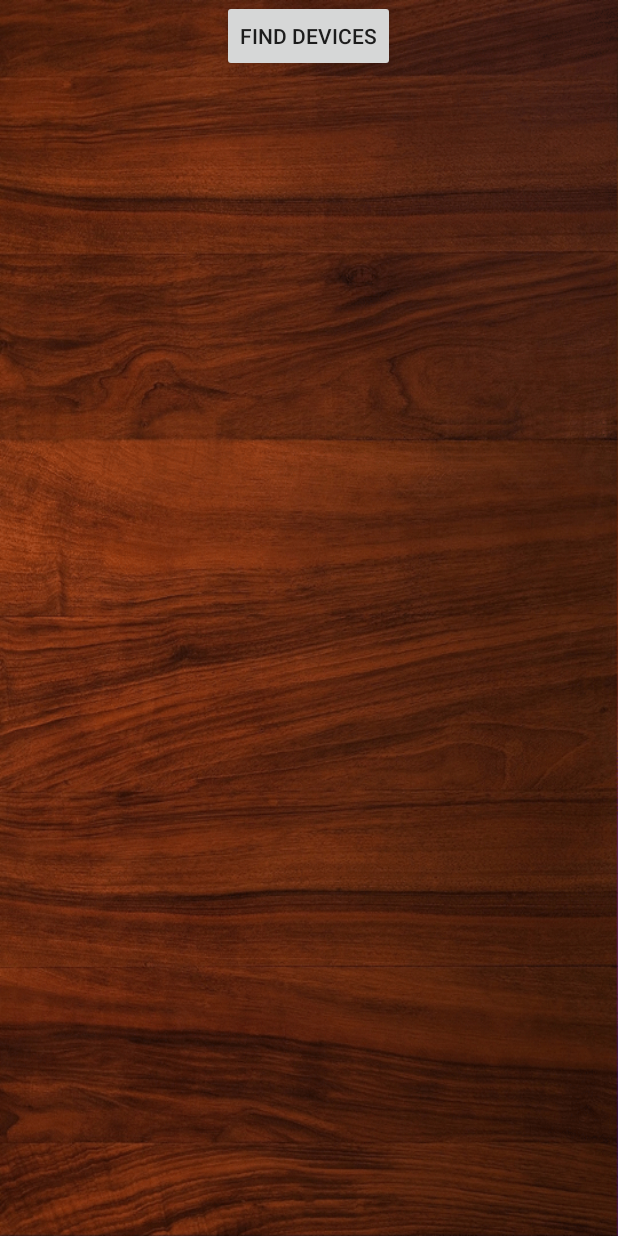
After one commit to ChHofer/menschargeredichnicht, an Android app: the Connect screen opened directly, with no data from a screen before it, on a phone screen of 412 x 824 dp. The commit adds this screen. Run offline under Robolectric (Android 15) with nearby library versions, the phone set to English and light mode, and no system bars; 4 statements that could not run were skipped.

Commit message:
1) Activity "Connect" erstellt, zum testen der Netzwerkfunktion 2) Zeigt an, ob im Netzwerk Peers bestehen 3) Wenn ja, loggt Liste mit verfügbaren Geräten

```diff
--- a/app/build.gradle
+++ b/app/build.gradle
@@ -20,7 +20,7 @@ android {
 }
 
 dependencies {
-    compile fileTree(dir: 'libs', include: ['*.jar'])
+    compile fileTree(include: ['*.jar'], dir: 'libs')
     testCompile 'junit:junit:4.12'
     compile 'com.android.support:appcompat-v7:23.2.1'
     compile 'com.android.support:design:23.2.1'
--- /dev/null
+++ b/app/src/main/java/at/se2/gruppe3/menschrgeredichnicht/Connect.java
@@ -0,0 +1,188 @@
+package at.se2.gruppe3.menschrgeredichnicht;
+
+import android.app.Activity;
+import android.content.BroadcastReceiver;
+import android.content.Context;
+import android.content.Intent;
+import android.content.IntentFilter;
+import android.net.Uri;
+import android.net.wifi.p2p.WifiP2pConfig;
+import android.net.wifi.p2p.WifiP2pDevice;
+import android.net.wifi.p2p.WifiP2pDeviceList;
+import android.net.wifi.p2p.WifiP2pManager;
+import android.os.Bundle;
+import android.support.design.widget.FloatingActionButton;
+import android.support.design.widget.Snackbar;
+import android.support.v7.app.AppCompatActivity;
+import android.support.v7.widget.Toolbar;
+import android.text.InputType;
+import android.util.Log;
+import android.view.View;
+import android.widget.Button;
+import android.widget.EditText;
+import android.widget.TextView;
+import android.widget.Toast;
+
+import com.google.android.gms.appindexing.Action;
+import com.google.android.gms.appindexing.AppIndex;
+import com.google.android.gms.common.api.GoogleApiClient;
+
+import java.util.List;
+
+public class Connect extends Activity implements View.OnClickListener {
+
+    Button btnFind;
+    TextView textOut;
+
+
+    WifiP2pManager mManager;
+    WifiP2pManager.Channel mChannel;
+    BroadcastReceiver mReceiver;
+
+    IntentFilter mIntentFilter;
+
+    private List peers;
+
+    WifiP2pDevice device;
+    WifiP2pConfig config;
+    WifiP2pDeviceList peerList;
+    /**
+     * ATTENTION: This was auto-generated to implement the App Indexing API.
+     * See https://g.co/AppIndexing/AndroidStudio for more information.
+     */
+    private GoogleApiClient client;
+
+
+    @Override
+    protected void onCreate(Bundle savedInstanceState) {
+        super.onCreate(savedInstanceState);
+        setContentView(R.layout.connect);
+        initialize();
+
+        mManager = (WifiP2pManager) getSystemService(Context.WIFI_P2P_SERVICE);
+        mChannel = mManager.initialize(this, getMainLooper(), null);
+        mReceiver = new WiFiDirectBroadcastReceiver(mManager, mChannel, this);
+
+
+        mIntentFilter = new IntentFilter();
+        mIntentFilter.addAction(WifiP2pManager.WIFI_P2P_STATE_CHANGED_ACTION);
+        mIntentFilter.addAction(WifiP2pManager.WIFI_P2P_PEERS_CHANGED_ACTION);
+        mIntentFilter.addAction(WifiP2pManager.WIFI_P2P_CONNECTION_CHANGED_ACTION);
+        mIntentFilter.addAction(WifiP2pManager.WIFI_P2P_THIS_DEVICE_CHANGED_ACTION);
+
+
+        // ATTENTION: This was auto-generated to implement the App Indexing API.
+        // See https://g.co/AppIndexing/AndroidStudio for more information.
+        client = new GoogleApiClient.Builder(this).addApi(AppIndex.API).build();
+    }
+
+    @Override
+    protected void onStart() {
+        super.onStart();
+        // ATTENTION: This was auto-generated to implement the App Indexing API.
+        // See https://g.co/AppIndexing/AndroidStudio for more information.
+        client.connect();
+        // ATTENTION: This was auto-generated to implement the App Indexing API.
+        // See https://g.co/AppIndexing/AndroidStudio for more information.
+        Action viewAction = Action.newAction(
+                Action.TYPE_VIEW, // TODO: choose an action type.
+                "Connect Page", // TODO: Define a title for the content shown.
+                // TODO: If you have web page content that matches this app activity's content,
+                // make sure this auto-generated web page URL is correct.
+                // Otherwise, set the URL to null.
+                Uri.parse("http://host/path"),
+                // TODO: Make sure this auto-generated app URL is correct.
+                Uri.parse("android-app://at.se2.gruppe3.menschrgeredichnicht/http/host/path")
+        );
+        AppIndex.AppIndexApi.start(client, viewAction);
+    }
+
+    @Override
+    protected void onResume() {
+        super.onResume();
+        registerReceiver(mReceiver, mIntentFilter);
+
+    }
+
+    @Override
+    protected void onPause() {
+        super.onPause();
+        unregisterReceiver(mReceiver);
+    }
+
+    public void initialize() {
+        btnFind = (Button) findViewById(R.id.btn_find);
+        btnFind.setOnClickListener(this);
+        textOut = (TextView) findViewById(R.id.textView2);
+    }
+
+
+    @Override
+    public void onClick(View view) {
+
+
+        switch (view.getId()) {
+            case R.id.btn_find:
+
+                testConnection();
+
+                break;
+
+
+        }
+    }
+
+    public void testConnection() {
+
+        mManager.discoverPeers(mChannel, new WifiP2pManager.ActionListener() {
+            @Override
+            public void onSuccess() {
+
+                Toast.makeText(getApplicationContext(), "Discovered Peers", Toast.LENGTH_SHORT).show();
+                Log.d("WiFiDBC","Discovered Peers");
+
+            }
+
+            @Override
+            public void onFailure(int reasonCode) {
+
+                Toast.makeText(getApplicationContext(), "No discovered Peers", Toast.LENGTH_SHORT).show();
+
+                Log.d("WiFiDBC","No Peers");
+            }
+
+
+        });
+
+
+    }
+
+
+
+
+
+    @Override
+    public void onStop() {
+        super.onStop();
+
+        // ATTENTION: This was auto-generated to implement the App Indexing API.
+        // See https://g.co/AppIndexing/AndroidStudio for more information.
+        Action viewAction = Action.newAction(
+                Action.TYPE_VIEW, // TODO: choose an action type.
+                "Connect Page", // TODO: Define a title for the content shown.
+                // TODO: If you have web page content that matches this app activity's content,
+                // make sure this auto-generated web page URL is correct.
+                // Otherwise, set the URL to null.
+                Uri.parse("http://host/path"),
+                // TODO: Make sure this auto-generated app URL is correct.
+                Uri.parse("android-app://at.se2.gruppe3.menschrgeredichnicht/http/host/path")
+        );
+        AppIndex.AppIndexApi.end(client, viewAction);
+        client.disconnect();
+    }
+
+
+
+
+
+}
--- /dev/null
+++ b/app/src/main/java/at/se2/gruppe3/menschrgeredichnicht/WiFiDirectBroadcastReceiver.java
@@ -0,0 +1,83 @@
+package at.se2.gruppe3.menschrgeredichnicht;
+
+/**
+ * Created by Oliver on 09.05.2016.
+ */
+
+import android.content.BroadcastReceiver;
+import android.content.Context;
+import android.content.Intent;
+import android.net.wifi.p2p.WifiP2pDeviceList;
+import android.net.wifi.p2p.WifiP2pManager;
+import android.util.Log;
+
+import java.util.List;
+
+/**
+ * A BroadcastReceiver that notifies of important Wi-Fi p2p events.
+ */
+public class WiFiDirectBroadcastReceiver extends BroadcastReceiver {
+
+    private static final String TAG = "WiFiDBC";
+
+    private WifiP2pManager mManager;
+    private WifiP2pManager.Channel mChannel;
+    private Connect mActivity;
+    WifiP2pManager.PeerListListener myPeerListListener;
+
+
+    public WiFiDirectBroadcastReceiver(WifiP2pManager manager, WifiP2pManager.Channel channel,
+                                       Connect activity) {
+        super();
+        this.mManager = manager;
+        this.mChannel = channel;
+        this.mActivity = activity;
+
+        Log.d(TAG,"TEST SUCCEED");
+
+    }
+
+    @Override
+    public void onReceive(Context context, Intent intent) {
+        String action = intent.getAction();
+
+        if (WifiP2pManager.WIFI_P2P_STATE_CHANGED_ACTION.equals(action)) {
+            int state = intent.getIntExtra(WifiP2pManager.EXTRA_WIFI_STATE, -1);
+            if (state == WifiP2pManager.WIFI_P2P_STATE_ENABLED) {
+                // Wifi P2P is enabled
+                Log.d(TAG,"Wifi P2P is enabled");
+
+            } else {
+                // Wi-Fi P2P is not enabled
+                Log.d(TAG,"Wifi P2P is not enabled");
+            }
+        }
+
+         else if (WifiP2pManager.WIFI_P2P_PEERS_CHANGED_ACTION.equals(action)) {
+            if (mManager != null) {
+                mManager.requestPeers(mChannel, new WifiP2pManager.PeerListListener() {
+                    @Override
+                    public void onPeersAvailable(WifiP2pDeviceList peers) {
+                        Log.d(TAG,String.format("PeerListListener: %d peers available, updating device list", peers.getDeviceList().size()));
+
+                        // DO WHATEVER YOU WANT HERE
+                        // YOU CAN GET ACCESS TO ALL THE DEVICES YOU FOUND FROM peers OBJECT
+
+                    }
+                });
+            }
+
+        } else if (WifiP2pManager.WIFI_P2P_CONNECTION_CHANGED_ACTION.equals(action)) {
+            // Respond to new connection or disconnections
+        } else if (WifiP2pManager.WIFI_P2P_THIS_DEVICE_CHANGED_ACTION.equals(action)) {
+            // Respond to this device's wifi state changing
+        }
+
+    }
+
+
+
+
+
+
+}
--- /dev/null
+++ b/app/src/main/res/layout/connect.xml
@@ -0,0 +1,24 @@
+<?xml version="1.0" encoding="utf-8"?>
+<LinearLayout xmlns:android="http://schemas.android.com/apk/res/android"
+    android:layout_width="match_parent"
+    android:layout_height="match_parent"
+    android:background="@drawable/table"
+    android:orientation="vertical">
+
+
+    <Button
+        android:layout_width="wrap_content"
+        android:layout_height="wrap_content"
+        android:text="Find devices"
+        android:id="@+id/btn_find"
+        android:layout_gravity="center_horizontal" />
+
+    <TextView
+        android:layout_width="120dp"
+        android:layout_height="wrap_content"
+        android:textAppearance="?android:attr/textAppearanceMedium"
+        android:text=""
+        android:id="@+id/textView2"
+        android:layout_gravity="center_horizontal"
+        android:textColor="#ffffff" />
+</LinearLayout>
--- a/app/src/main/res/values/strings.xml
+++ b/app/src/main/res/values/strings.xml
@@ -1,4 +1,5 @@
 <resources>
     <string name="app_name">Mensch ärgere dich nicht</string>
     <string name="action_settings">Settings</string>
+    <string name="title_activity_connect">Connect</string>
 </resources>
--- a/app/src/main/res/values/styles.xml
+++ b/app/src/main/res/values/styles.xml
@@ -24,5 +24,9 @@
         <item name="android:background">#970000</item>
     </style>
 
+    <style name="AppTheme.NoActionBar.AppBarOverlay" parent="ThemeOverlay.AppCompat.Dark.ActionBar" />
+
+    <style name="AppTheme.NoActionBar.PopupOverlay" parent="ThemeOverlay.AppCompat.Light" />
+
 
 </resources>
--- a/build.gradle
+++ b/build.gradle
@@ -5,7 +5,7 @@ buildscript {
         jcenter()
     }
     dependencies {
-        classpath 'com.android.tools.build:gradle:2.0.0'
+        classpath 'com.android.tools.build:gradle:2.1.0'
 
         // NOTE: Do not place your application dependencies here; they belong
         // in the individual module build.gradle files
```
Also changed, not shown: app/src/main/AndroidManifest.xml (+25 -10 lines), app/src/main/java/at/se2/gruppe3/menschrgeredichnicht/MenuActivity.java (+9 -2 lines), app/src/main/res/layout/menu.xml (+11 -0 lines).
